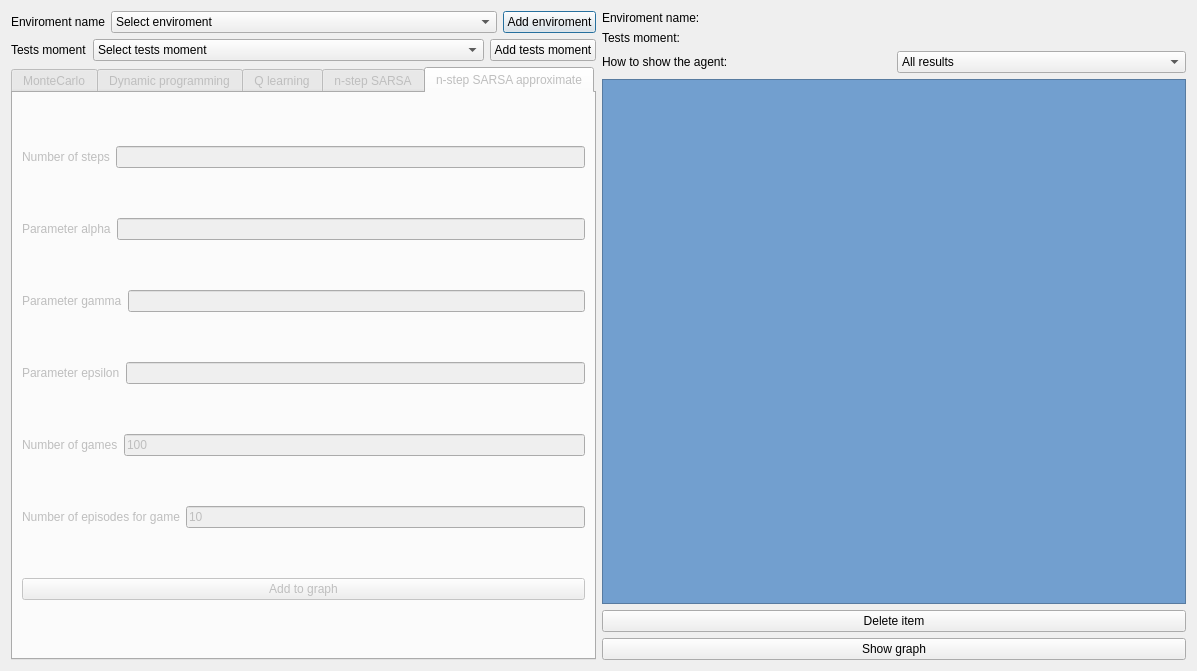
Old version of the form GUI/gui.ui in the repository CavenaghiEmanuele/StageRL.
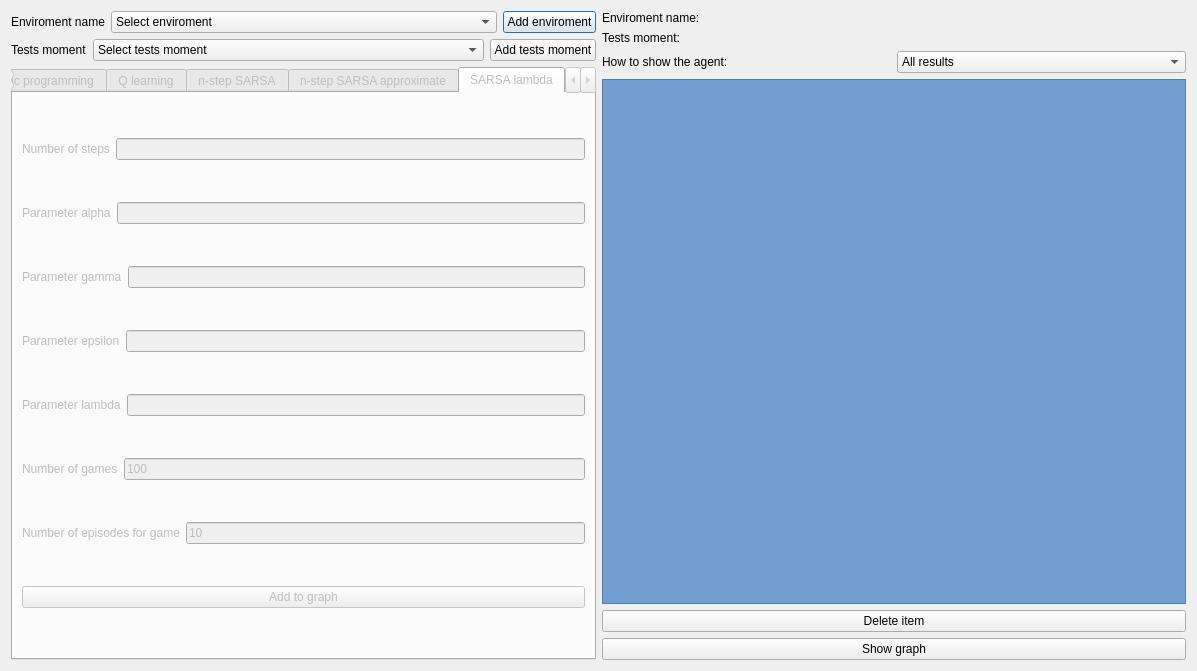
New version of the form.

Commit message: Add sarsa_lambda.py Add cartpole enviroment Add Acrobot enviroment Update blackjack env, now can run approximate agent

The edit to the form file:
```diff
--- a/GUI/gui.ui
+++ b/GUI/gui.ui
@@ -148,7 +148,7 @@
         <bool>false</bool>
        </property>
        <property name="currentIndex">
-        <number>4</number>
+        <number>5</number>
        </property>
        <widget class="QWidget" name="monte_carlo">
         <attribute name="title">
@@ -574,6 +574,126 @@
          </item>
         </layout>
        </widget>
+       <widget class="QWidget" name="sarsa_lambda">
+        <attribute name="title">
+         <string>SARSA lambda</string>
+        </attribute>
+        <layout class="QVBoxLayout" name="verticalLayout_9">
+         <item>
+          <layout class="QHBoxLayout" name="horizontalLayout_31">
+           <item>
+            <widget class="QLabel" name="label_28">
+             <property name="text">
+              <string>Number of steps</string>
+             </property>
+            </widget>
+           </item>
+           <item>
+            <widget class="QLineEdit" name="sl_n_step"/>
+           </item>
+          </layout>
+         </item>
+         <item>
+          <layout class="QHBoxLayout" name="horizontalLayout_36">
+           <item>
+            <widget class="QLabel" name="label_29">
+             <property name="text">
+              <string>Parameter alpha</string>
+             </property>
+            </widget>
+           </item>
+           <item>
+            <widget class="QLineEdit" name="sl_alpha"/>
+           </item>
+          </layout>
+         </item>
+         <item>
+          <layout class="QHBoxLayout" name="horizontalLayout_35">
+           <item>
+            <widget class="QLabel" name="label_30">
+             <property name="text">
+              <string>Parameter gamma</string>
+             </property>
+            </widget>
+           </item>
+           <item>
+            <widget class="QLineEdit" name="sl_gamma"/>
+           </item>
+          </layout>
+         </item>
+         <item>
+          <layout class="QHBoxLayout" name="horizontalLayout_34">
+           <item>
+            <widget class="QLabel" name="label_35">
+             <property name="text">
+              <string>Parameter epsilon</string>
+             </property>
+            </widget>
+           </item>
+           <item>
+            <widget class="QLineEdit" name="sl_epsilon"/>
+           </item>
+          </layout>
+         </item>
+         <item>
+          <layout class="QHBoxLayout" name="horizontalLayout_33">
+           <item>
+            <widget class="QLabel" name="label_34">
+             <property name="text">
+              <string>Parameter lambda</string>
+             </property>
+            </widget>
+           </item>
+           <item>
+            <widget class="QLineEdit" name="sl_lambda"/>
+           </item>
+          </layout>
+         </item>
+         <item>
+          <layout class="QHBoxLayout" name="horizontalLayout_32">
+           <item>
+            <widget class="QLabel" name="label_33">
+             <property name="text">
+              <string>Number of games</string>
+             </property>
+            </widget>
+           </item>
+           <item>
+            <widget class="QLineEdit" name="sl_n_games">
+             <property name="text">
+              <string>100</string>
+             </property>
+            </widget>
+           </item>
+          </layout>
+         </item>
+         <item>
+          <layout class="QHBoxLayout" name="horizontalLayout_30">
+           <item>
+            <widget class="QLabel" name="label_31">
+             <property name="text">
+              <string>Number of episodes for game</string>
+             </property>
+            </widget>
+           </item>
+           <item>
+            <widget class="QLineEdit" name="sl_n_episodes">
+             <property name="text">
+              <string>10</string>
+             </property>
+            </widget>
+           </item>
+          </layout>
+         </item>
+         <item>
+          <widget class="QPushButton" name="add_sl_to_graph">
+           <property name="text">
+            <string>Add to graph</string>
+           </property>
+          </widget>
+         </item>
+        </layout>
+       </widget>
       </widget>
      </item>
     </layout>
```
Left out of the diff: 10 changed lines with no effect on the pictures. The commit also changes 1945 other files.
